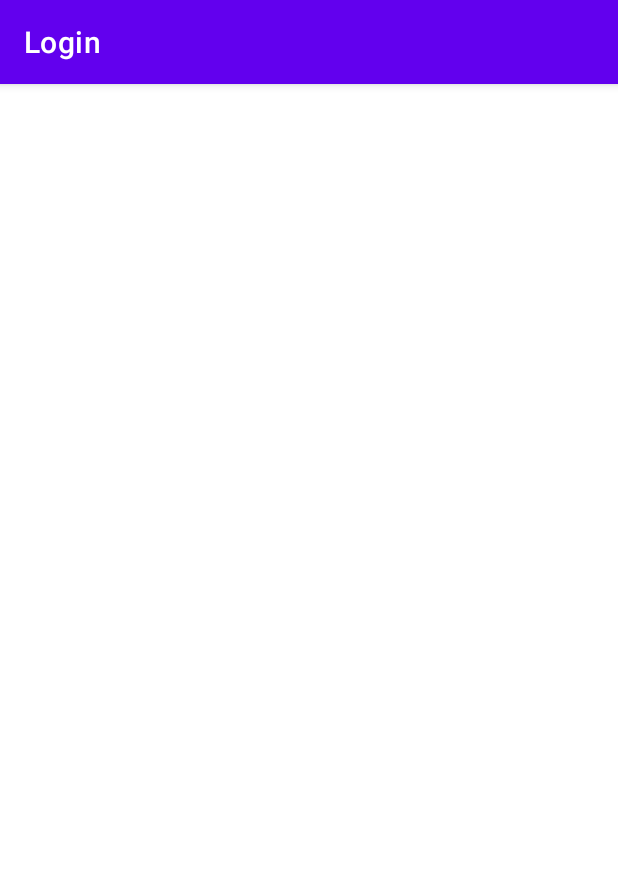
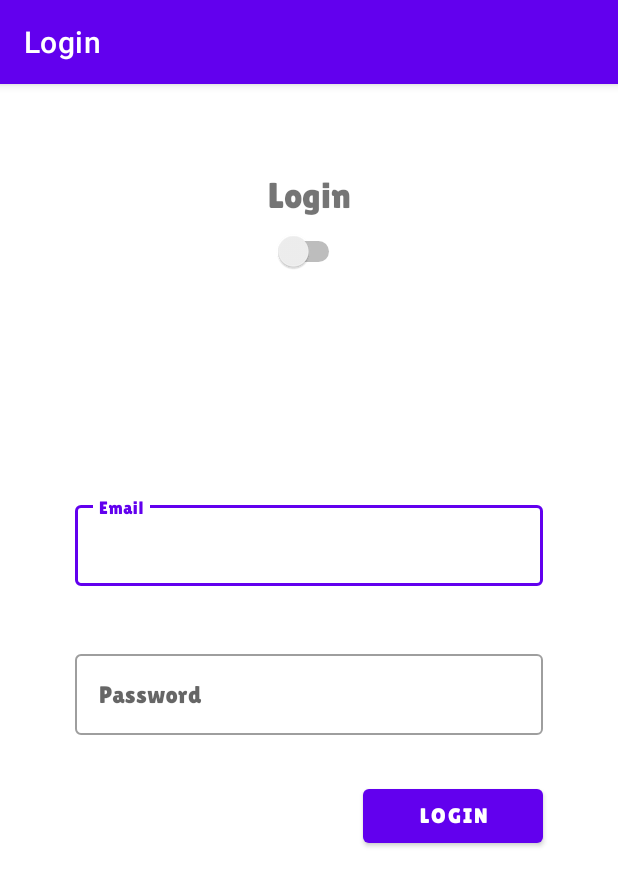
Before and after one commit to Matrex27/Login, an Android app: the screen it shows after launch (MainActivity), on a phone screen of 412 x 824 dp. Shown: the top 886 px of the screen. Run offline under Robolectric (Android 15) with nearby library versions, the phone set to English and light mode, and no system bars.

Commit message:
Vista creada

```diff
--- a/app/src/main/java/com/example/login/common/RequestLogin.kt
+++ b/app/src/main/java/com/example/login/common/entities/RequestLogin.kt
@@ -1,3 +1,3 @@
-package com.example.login.common
+package com.example.login.common.entities
 
 data class RequestLogin(var email: String , var password: String? )
--- a/app/src/main/java/com/example/login/common/ResponseLogin.kt
+++ b/app/src/main/java/com/example/login/common/entities/ResponseLogin.kt
@@ -1,4 +1,4 @@
-package com.example.login.common
+package com.example.login.common.entities
 
 import com.google.gson.annotations.SerializedName
 
--- a/app/src/main/java/com/example/login/common/LoginService.kt
+++ b/app/src/main/java/com/example/login/common/remoteDatabase/LoginService.kt
@@ -1,7 +1,8 @@
-package com.example.login.common
+package com.example.login.common.remoteDatabase
 
+import com.example.login.common.entities.RequestLogin
+import com.example.login.common.entities.ResponseLogin
 import com.example.login.common.utils.Constants
-import retrofit2.Call
 import retrofit2.Response
 import retrofit2.http.Body
 import retrofit2.http.POST
--- a/app/src/main/java/com/example/login/mainModule/MainInteractor.kt
+++ b/app/src/main/java/com/example/login/mainModule/MainInteractor.kt
@@ -1,8 +1,8 @@
 package com.example.login.mainModule
 
-import com.example.login.common.LoginService
-import com.example.login.common.RequestLogin
-import com.example.login.common.ResponseLogin
+import com.example.login.common.remoteDatabase.LoginService
+import com.example.login.common.entities.RequestLogin
+import com.example.login.common.entities.ResponseLogin
 import com.example.login.common.utils.Constants
 import retrofit2.Response
 import retrofit2.Retrofit
--- a/app/src/main/java/com/example/login/mainModule/MainViewModel.kt
+++ b/app/src/main/java/com/example/login/mainModule/MainViewModel.kt
@@ -1,14 +1,12 @@
 package com.example.login.mainModule
 
-import android.util.Log
 import androidx.lifecycle.LiveData
 import androidx.lifecycle.MutableLiveData
 import androidx.lifecycle.ViewModel
 import androidx.lifecycle.viewModelScope
-import com.example.login.common.RequestLogin
-import com.example.login.common.ResponseLogin
+import com.example.login.common.entities.RequestLogin
+import com.example.login.common.entities.ResponseLogin
 import kotlinx.coroutines.launch
-import retrofit2.HttpException
 import retrofit2.Response
 
 class MainViewModel: ViewModel() {
--- a/app/src/main/res/layout/activity_main.xml
+++ b/app/src/main/res/layout/activity_main.xml
@@ -6,37 +6,86 @@
     android:layout_height="match_parent"
     tools:context=".mainModule.MainActivity">
 
-    <EditText
-        android:id="@+id/emailET"
-        android:layout_width="400dp"
-        android:layout_height="30dp"
+    <TextView
+        android:id="@+id/tvMode"
+        android:layout_width="wrap_content"
+        android:layout_height="wrap_content"
+        android:layout_marginTop="60dp"
+        android:textSize="24sp"
+        android:fontFamily="@font/lilitaoneregular"
+        app:layout_constraintEnd_toEndOf="parent"
         app:layout_constraintStart_toStartOf="parent"
         app:layout_constraintTop_toTopOf="parent"
+        android:text="@string/login_witch_mode" />
+
+
+    <Switch
+        android:id="@+id/modeSwitch"
+        android:layout_width="wrap_content"
+        android:layout_height="wrap_content"
+        android:layout_margin="10dp"
         app:layout_constraintEnd_toEndOf="parent"
-        android:layout_marginTop="100dp"
-        android:hint="email"
-        />
+        app:layout_constraintStart_toStartOf="parent"
+        app:layout_constraintTop_toBottomOf="@id/tvMode"
+        tools:ignore="UseSwitchCompatOrMaterialXml" />
 
-    <EditText
-        android:id="@+id/passwordET"
-        android:layout_width="400dp"
-        android:layout_height="30dp"
+
+    <com.google.android.material.textfield.TextInputLayout
+        android:id="@+id/emailTil"
+        android:layout_width="0dp"
+        android:layout_height="wrap_content"
+        android:layout_marginHorizontal="50dp"
+        android:layout_marginTop="150dp"
+        app:endIconMode="clear_text"
         app:layout_constraintStart_toStartOf="parent"
-        app:layout_constraintTop_toBottomOf="@id/emailET"
         app:layout_constraintEnd_toEndOf="parent"
-        android:layout_marginTop="100dp"
-        android:hint="password"
-        />
+        app:layout_constraintTop_toBottomOf="@id/modeSwitch"
+        style="@style/Widget.MaterialComponents.TextInputLayout.OutlinedBox"
+        >
+
+        <com.google.android.material.textfield.TextInputEditText
+            android:id="@+id/emailEt"
+            android:layout_width="match_parent"
+            android:layout_height="match_parent"
+            android:hint="@string/email_hint_et"
+            android:fontFamily="@font/lilitaoneregular"
+
+            />
+    </com.google.android.material.textfield.TextInputLayout>
+
+    <com.google.android.material.textfield.TextInputLayout
+        android:id="@+id/passwordTil"
+        android:layout_width="0dp"
+        android:layout_height="wrap_content"
+        android:layout_marginHorizontal="50dp"
+        android:layout_marginTop="40dp"
+        app:endIconMode="clear_text"
+        app:layout_constraintStart_toStartOf="parent"
+        app:layout_constraintEnd_toEndOf="parent"
+        app:layout_constraintTop_toBottomOf="@id/emailTil"
+        style="@style/Widget.MaterialComponents.TextInputLayout.OutlinedBox"
+        >
+
+        <com.google.android.material.textfield.TextInputEditText
+            android:id="@+id/passwordEt"
+            android:layout_width="match_parent"
+            android:layout_height="match_parent"
+            android:hint="@string/email_password_et"
+            android:fontFamily="@font/lilitaoneregular"
+
+            />
+    </com.google.android.material.textfield.TextInputLayout>
 
     <Button
-        android:id="@+id/loginButton"
-        android:layout_width="100dp"
-        android:layout_height="50dp"
-        app:layout_constraintStart_toStartOf="parent"
-        app:layout_constraintTop_toBottomOf="@id/passwordET"
+        android:id="@+id/loginBtn"
+        android:layout_width="120dp"
+        android:layout_height="wrap_content"
+        android:layout_marginTop="30dp"
+        android:layout_marginEnd="50dp"
+        android:text="@string/login_witch_mode"
+        android:fontFamily="@font/lilitaoneregular"
+        app:layout_constraintTop_toBottomOf="@id/passwordTil"
         app:layout_constraintEnd_toEndOf="parent"
-        android:layout_marginTop="150dp"
-        android:text="Login"
         />
 
 
--- a/app/src/main/res/values/strings.xml
+++ b/app/src/main/res/values/strings.xml
@@ -1,3 +1,7 @@
 <resources>
     <string name="app_name">Login</string>
+    <string name="login_witch_mode">Login</string>
+    <string name="register_switch_mode">Register</string>
+    <string name="email_hint_et">Email</string>
+    <string name="email_password_et">Password</string>
 </resources>
```
Also changed, not shown: app/src/main/java/com/example/login/mainModule/MainActivity.kt (+27 -32 lines), app/src/main/res/font/lilitaoneregular.ttf (added).
